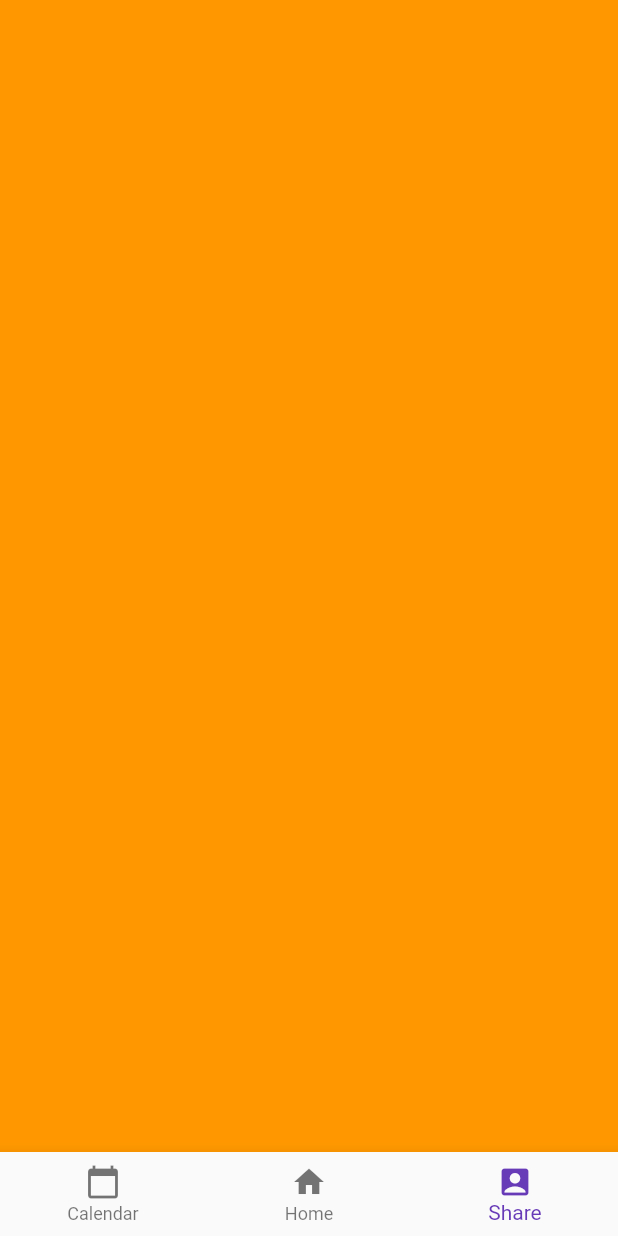
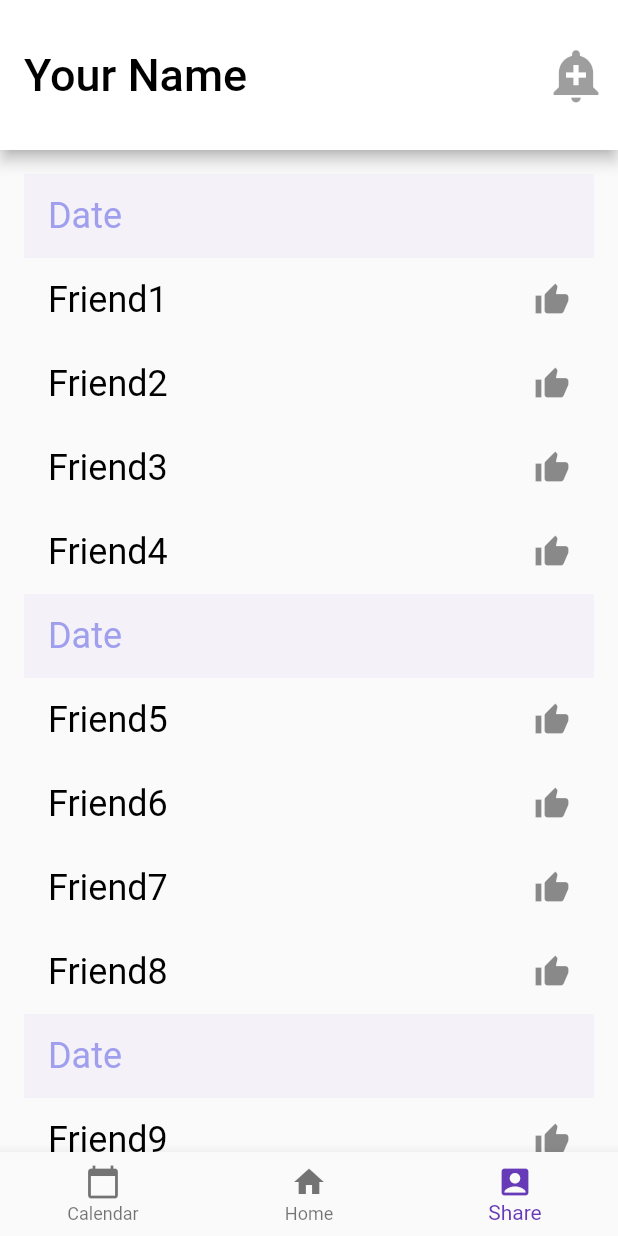
Before and after one commit to Moberd/mind_tracker, a Flutter app: the screen it shows after launch, item 3 of the bottom bar chosen, on a phone screen of 412 x 824 dp. Run offline on Flutter 3.47's test engine with Material 2 defaults, Android fonts, the phone set to English and light mode, and no system bars.

Commit message:
Сделал ShareWindowWidget, добавил его в home

```diff
--- a/lib/home.dart
+++ b/lib/home.dart
@@ -3,6 +3,8 @@ import 'package:flutter/material.dart';
 import 'package:mind_tracker/main_window_widget.dart';
 import 'package:mind_tracker/placeholder_widget.dart';
 import 'calendar_window_widget.dart';
+import 'share_window_widget.dart';
+
 
 class Home extends StatefulWidget {
   @override
@@ -23,7 +25,7 @@ class _HomeState extends State<Home> {
     ///PlaceHolderWidget(Colors.white),
     CalendarWindowWidget(),
     MainWindowWidget(),
-    PlaceHolderWidget(Colors.orange)
+    ShareWindowWidget(),
   ];
 
 
--- a/lib/share_window_widget.dart
+++ b/lib/share_window_widget.dart
@@ -3,11 +3,71 @@
 
 import 'package:flutter/material.dart';
 
-class ShareWindowWidget extends StatelessWidget{
+class ShareWindowWidget extends StatelessWidget {
   @override
   Widget build(BuildContext context) {
-    // TODO: implement build
-    throw UnimplementedError();
+    return MaterialApp(
+      home: FriendsList(),
+    );
+  }
+}
+
+class FriendsList extends StatefulWidget {
+  @override
+  _FriendsListState createState() => _FriendsListState();
+}
+class _FriendsListState extends State<FriendsList> {
+  final _friends = ['Friend1','Friend2','Friend3','Friend4', 'Friend5', 'Friend6', 'Friend7','Friend8','Friend9','Friend10', 'Friend11', 'Friend12'];
+  final _moods = [5,4,3,5,2,3,1,4,2,3,1,1];
+  final _titleFont = TextStyle(fontSize: 30.0, color : Color.fromRGBO(0, 0, 0, 1));
+  final _mainFont = TextStyle(fontSize: 24.0, color : Color.fromRGBO(0, 0, 0, 1));
+  final _dateFont = TextStyle(fontSize: 24.0, color: Color.fromRGBO(159, 159, 237, 1));
+  Widget build(BuildContext context) {
+    return Scaffold(
+        appBar: AppBar(
+            toolbarHeight: 100,
+            backgroundColor: Colors.white,
+            title: Text('Your Name', style : _titleFont),
+            actions: <Widget>[
+              IconButton(
+                icon: const Icon(Icons.add_alert),
+                iconSize: 40,
+              ),
+            ]
+        ),
+        body: _buildList()
+    );
+  }
+
+  Widget _buildList(){
+    int c = 0; //Счётчик вывода дат
+    return ListView.builder(
+        padding: EdgeInsets.all(16.0),
+        itemCount: _friends.length + 3,
+        itemBuilder: (context, i) {
+          final index = i - c;
+          if (i % 5 == 0) { //Вывод даты
+            c += 1;
+            return Container (
+                decoration: new BoxDecoration (
+                  color: Color.fromRGBO(233,221,246,0.3),
+                ),
+                child: new ListTile (
+                  title: Text('Date', style: _dateFont),
+                )
+            );
+          }
+          return _buildRow(_friends[index], _moods[index]);
+        });
+  }
+  Widget _buildRow(String text, int mood) {
+    return ListTile(
+      title: Text(
+        text,
+        style: _mainFont,
+      ),
+      trailing: Icon(Icons.thumb_up),
+    );
   }
 
 }
```
